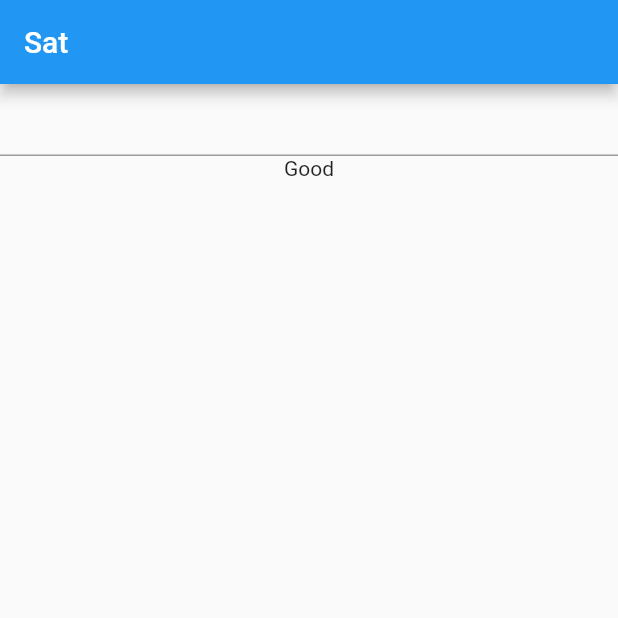
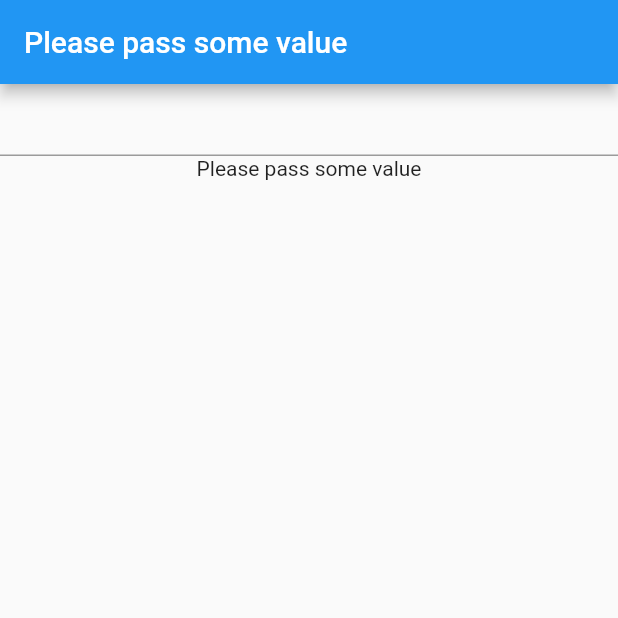
Before and after one commit to satishgaurav/riverpod_tut, a Flutter app: the screen it shows after launch, on a phone screen of 412 x 824 dp, the top half of it. Run offline on Flutter 3.47's test engine with Material 2 defaults, Android fonts, the phone set to English and light mode, and no system bars; our stand-ins replace flutter_riverpod, freezed_annotation.

Commit message:
extract the logic out of ui by passing WidgetRef ref

```diff
--- a/lib/home_screen.dart
+++ b/lib/home_screen.dart
@@ -5,26 +5,27 @@ import 'package:riverpod_tut/main.dart';
 class MyHomePage extends ConsumerWidget {
   const MyHomePage({Key? key}) : super(key: key);
 
-  // void onSubmit(WidgetRef ref, String value) {
-  //   ref.read(userProvider.notifier).updateName(value);
-  // }
+  void onSubmit(WidgetRef ref, String value) {
+    ref.read(userProvider.notifier).state = value;
+  }
 
   @override
   Widget build(BuildContext context, WidgetRef ref) {
-    final user = ref.watch(userProvider);
+    final user = ref.watch(userProvider) ?? 'Please pass some value';
     return Scaffold(
       appBar: AppBar(
-        title: Text(user ?? 'Sat'),
+        title: Text(user),
       ),
       body: Column(
         children: [
           TextField(
-              // onSubmitted: () {
-
-              // },
-              ),
+            onSubmitted: (value) {
+              // ref.watch(userProvider.notifier).state = value;
+              onSubmit(ref, value);
+            },
+          ),
           Center(
-            child: Text(user ?? "Good"),
+            child: Text(user),
           )
         ],
       ),
```
